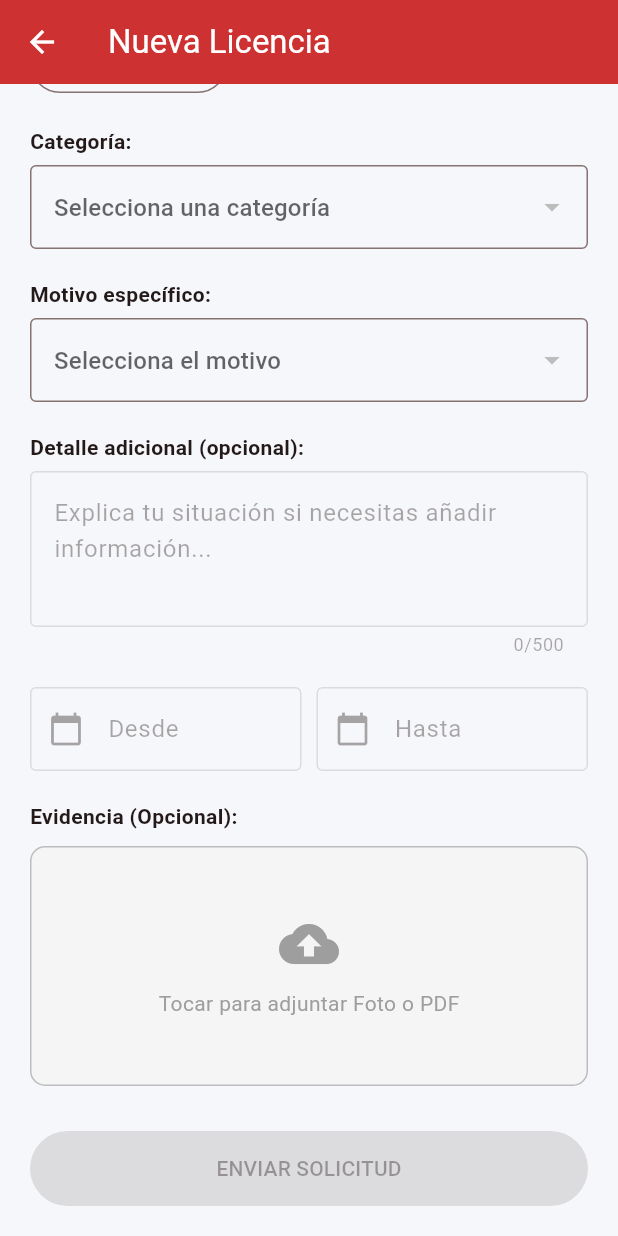
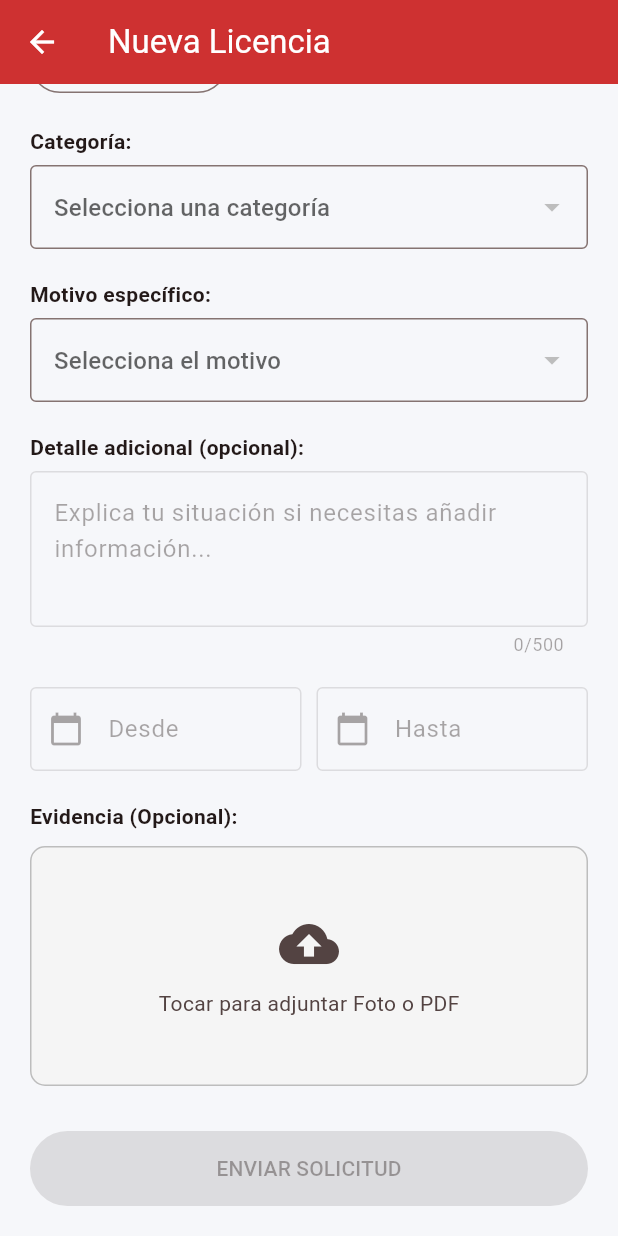
Before and after one commit to quisbertfabio6/app-proyecto-de-grado, a Flutter app: the LicenciaFormScreen screen opened directly, scrolled down 106 dp, on a phone screen of 412 x 824 dp. Run offline on Flutter 3.47's test engine with Material 3 defaults, Android fonts, the phone set to English and light mode, and no system bars; our stand-ins replace audioplayers, connectivity_plus, file_picker, flutter_image_compress, image_picker, shared_preferences and 1 more; missing offline and left inert: mobile_scanner; accounts and stored records are empty; network calls fail.

Commit message:
Corregir contraste de cupo semestral y adjuntos en modo oscuro

```diff
--- a/lib/screens/estudiante/licencia_form_screen.dart
+++ b/lib/screens/estudiante/licencia_form_screen.dart
@@ -275,15 +275,18 @@ class _LicenciaFormScreenState extends State<LicenciaFormScreen> {
 
   // Widget para mostrar la vista previa según el tipo
   Widget _buildVistaPrevia() {
+    final esOscuro = Theme.of(context).brightness == Brightness.dark;
+    final colorSecundario = Theme.of(context).colorScheme.onSurfaceVariant;
+
     if (_archivoAdjunto == null) {
       return Column(
         mainAxisAlignment: MainAxisAlignment.center,
-        children: const [
-          Icon(Icons.cloud_upload, size: 40, color: Colors.grey),
-          SizedBox(height: 10),
+        children: [
+          Icon(Icons.cloud_upload, size: 40, color: colorSecundario),
+          const SizedBox(height: 10),
           Text(
             'Tocar para adjuntar Foto o PDF',
-            style: TextStyle(color: Colors.grey),
+            style: TextStyle(color: colorSecundario),
           ),
         ],
       );
@@ -304,9 +307,12 @@ class _LicenciaFormScreenState extends State<LicenciaFormScreen> {
               style: const TextStyle(fontWeight: FontWeight.bold),
             ),
           ),
-          const Text(
+          Text(
             "(Documento PDF listo)",
-            style: TextStyle(fontSize: 12, color: Colors.green),
+            style: TextStyle(
+              fontSize: 12,
+              color: esOscuro ? const Color(0xFF86EFAC) : Colors.green.shade700,
+            ),
           ),
         ],
       );
@@ -325,6 +331,17 @@ class _LicenciaFormScreenState extends State<LicenciaFormScreen> {
 
   @override
   Widget build(BuildContext context) {
+    final esOscuro = Theme.of(context).brightness == Brightness.dark;
+    final fondoCupo = _puedeSolicitar
+        ? (esOscuro ? const Color(0xFF20384E) : Colors.blue.shade50)
+        : (esOscuro ? const Color(0xFF432932) : Colors.red.shade50);
+    final bordeCupo = _puedeSolicitar
+        ? (esOscuro ? const Color(0xFF5486AD) : Colors.blue.shade200)
+        : (esOscuro ? const Color(0xFFB65A66) : Colors.red.shade200);
+    final textoCupo = _puedeSolicitar
+        ? (esOscuro ? const Color(0xFFEAF5FF) : const Color(0xFF183B56))
+        : (esOscuro ? const Color(0xFFFFE8EB) : const Color(0xFF69232C));
+
     return Scaffold(
       appBar: AppBar(
         title: const Text('Nueva Licencia'),
@@ -359,37 +376,50 @@ class _LicenciaFormScreenState extends State<LicenciaFormScreen> {
                 width: double.infinity,
                 padding: const EdgeInsets.all(14),
                 decoration: BoxDecoration(
-                  color: _puedeSolicitar ? Colors.blue.shade50 : Colors.red.shade50,
+                  color: fondoCupo,
                   borderRadius: BorderRadius.circular(10),
                   border: Border.all(
-                    color: _puedeSolicitar ? Colors.blue.shade200 : Colors.red.shade200,
+                    color: bordeCupo,
                   ),
                 ),
                 child: Column(
                   crossAxisAlignment: CrossAxisAlignment.start,
                   children: [
-                    const Text(
+                    Text(
                       'Máximo 3 licencias por semestre',
-                      style: TextStyle(fontWeight: FontWeight.bold, fontSize: 16),
+                      style: TextStyle(
+                        color: textoCupo,
+                        fontWeight: FontWeight.bold,
+                        fontSize: 16,
+                      ),
                     ),
                     const SizedBox(height: 5),
                     Text(
                       'Semestre ${_cupo!['semestre']} de ${_cupo!['anio']} '
                       '(${_cupo!['fecha_inicio']} al ${_cupo!['fecha_fin']})',
+                      style: TextStyle(color: textoCupo),
                     ),
                     const SizedBox(height: 4),
                     Text(
                       'Utilizadas: ${_cupo!['utilizadas']} de ${_cupo!['maximo']}. '
                       'Disponibles: ${_cupo!['disponibles']}.',
-                      style: const TextStyle(fontWeight: FontWeight.w600),
+                      style: TextStyle(
+                        color: textoCupo,
+                        fontWeight: FontWeight.w600,
+                      ),
                     ),
                     if (!_puedeSolicitar) ...[
                       const SizedBox(height: 8),
-                      const Text(
+                      Text(
                         'Has alcanzado el límite de 3 licencias por semestre. '
                         'No puedes enviar otra solicitud hasta que se libere un cupo '
                         'o comience el siguiente semestre.',
-                        style: TextStyle(color: Colors.red, fontWeight: FontWeight.w500),
+                        style: TextStyle(
+                          color: esOscuro
+                              ? const Color(0xFFFFB6BF)
+                              : const Color(0xFFB42318),
+                          fontWeight: FontWeight.w600,
+                        ),
                       ),
                     ],
                   ],
@@ -517,9 +547,13 @@ class _LicenciaFormScreenState extends State<LicenciaFormScreen> {
                 height: 160,
                 width: double.infinity,
                 decoration: BoxDecoration(
-                  color: Colors.grey[100],
+                  color: esOscuro
+                      ? const Color(0xFF1C2737)
+                      : Colors.grey[100],
                   border: Border.all(
-                    color: Colors.grey.shade400,
+                    color: esOscuro
+                        ? const Color(0xFF53667F)
+                        : Colors.grey.shade400,
                     style: BorderStyle.solid,
                   ),
                   borderRadius: BorderRadius.circular(10),
```
